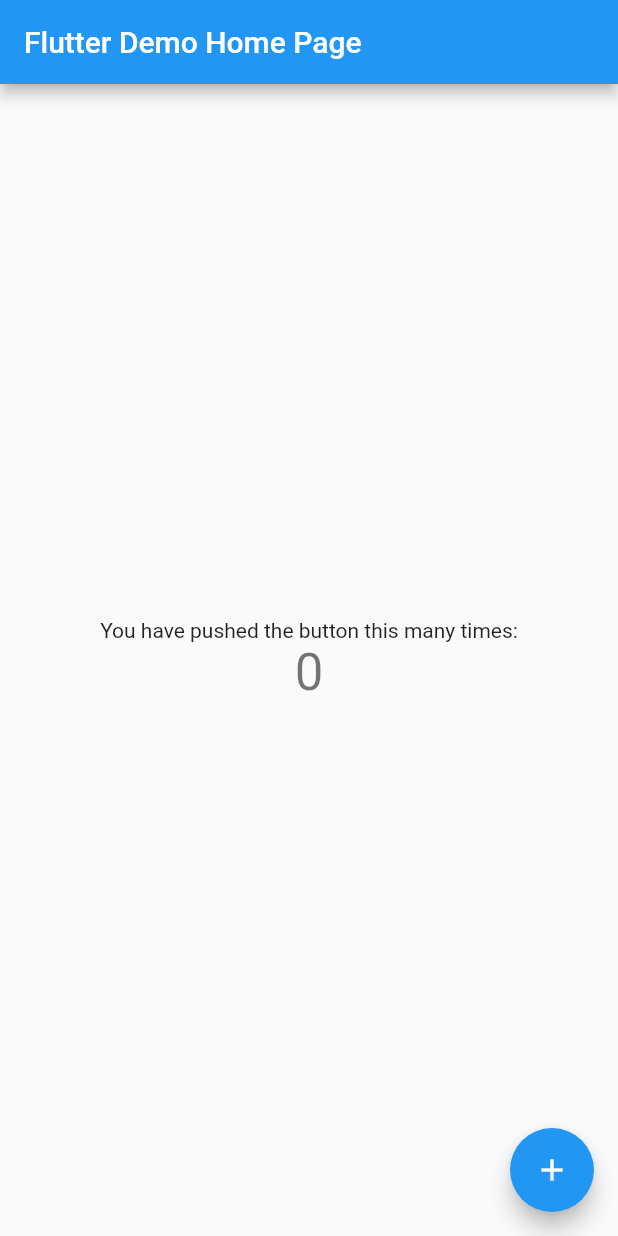
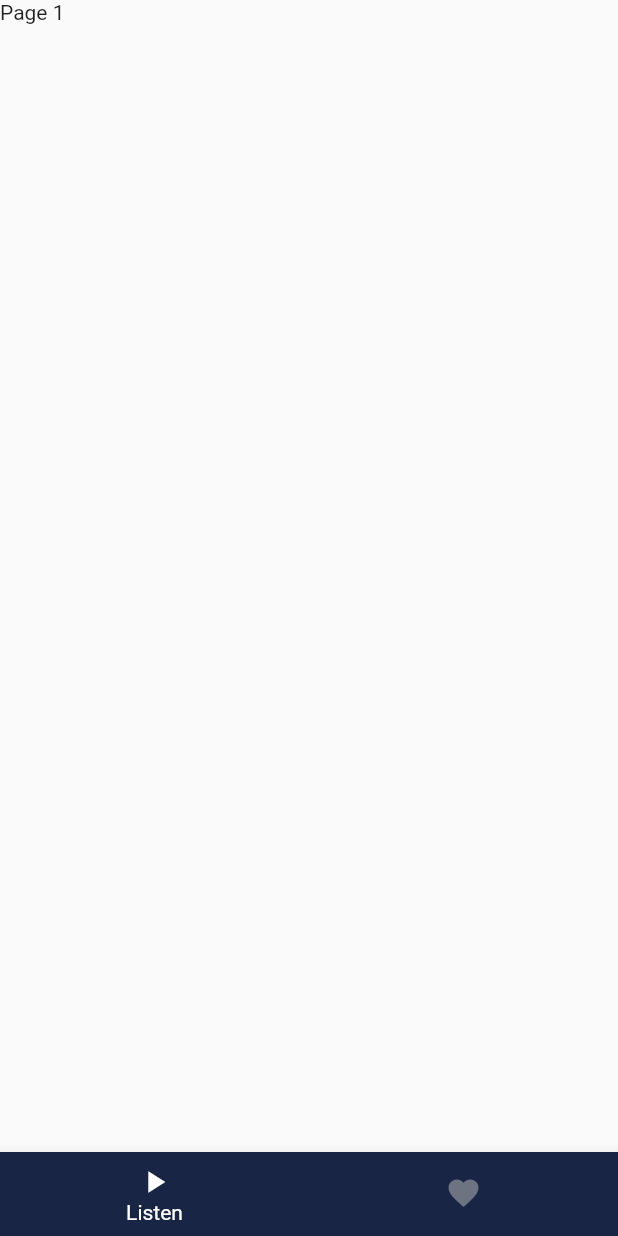
Before and after one commit to darren-cal/flutter_streaming_radio, a Flutter app: the screen it shows after launch, on a phone screen of 412 x 824 dp. Run offline on Flutter 3.47's test engine with Material 2 defaults, Android fonts, the phone set to English and light mode, and no system bars; Roboto replaces fonts that are missing (Montserrat).

Commit message:
Created home page and added bottom navigation

```diff
--- a/lib/main.dart
+++ b/lib/main.dart
@@ -1,117 +1,23 @@
 import 'package:flutter/material.dart';
+import 'pages/home_page.dart';
 
 void main() {
-  runApp(MyApp());
+  runApp(App());
 }
 
-class MyApp extends StatelessWidget {
-  // This widget is the root of your application.
+class App extends StatefulWidget {
+  @override
+  _AppState createState() => _AppState();
+}
+
+class _AppState extends State<App> {
   @override
   Widget build(BuildContext context) {
     return MaterialApp(
-      title: 'Flutter Demo',
-      theme: ThemeData(
-        // This is the theme of your application.
-        //
-        // Try running your application with "flutter run". You'll see the
-        // application has a blue toolbar. Then, without quitting the app, try
-        // changing the primarySwatch below to Colors.green and then invoke
-        // "hot reload" (press "r" in the console where you ran "flutter run",
-        // or simply save your changes to "hot reload" in a Flutter IDE).
-        // Notice that the counter didn't reset back to zero; the application
-        // is not restarted.
-        primarySwatch: Colors.blue,
-        // This makes the visual density adapt to the platform that you run
-        // the app on. For desktop platforms, the controls will be smaller and
-        // closer together (more dense) than on mobile platforms.
-        visualDensity: VisualDensity.adaptivePlatformDensity,
-      ),
-      home: MyHomePage(title: 'Flutter Demo Home Page'),
+      title: '',
+      debugShowCheckedModeBanner: false,
+      theme: ThemeData(fontFamily: 'Montserrat'),
+      home: HomePage(),
     );
   }
 }
-
-class MyHomePage extends StatefulWidget {
-  MyHomePage({Key key, this.title}) : super(key: key);
-
-  // This widget is the home page of your application. It is stateful, meaning
-  // that it has a State object (defined below) that contains fields that affect
-  // how it looks.
-
-  // This class is the configuration for the state. It holds the values (in this
-  // case the title) provided by the parent (in this case the App widget) and
-  // used by the build method of the State. Fields in a Widget subclass are
-  // always marked "final".
-
-  final String title;
-
-  @override
-  _MyHomePageState createState() => _MyHomePageState();
-}
-
-class _MyHomePageState extends State<MyHomePage> {
-  int _counter = 0;
-
-  void _incrementCounter() {
-    setState(() {
-      // This call to setState tells the Flutter framework that something has
-      // changed in this State, which causes it to rerun the build method below
-      // so that the display can reflect the updated values. If we changed
-      // _counter without calling setState(), then the build method would not be
-      // called again, and so nothing would appear to happen.
-      _counter++;
-    });
-  }
-
-  @override
-  Widget build(BuildContext context) {
-    // This method is rerun every time setState is called, for instance as done
-    // by the _incrementCounter method above.
-    //
-    // The Flutter framework has been optimized to make rerunning build methods
-    // fast, so that you can just rebuild anything that needs updating rather
-    // than having to individually change instances of widgets.
-    return Scaffold(
-      appBar: AppBar(
-        // Here we take the value from the MyHomePage object that was created by
-        // the App.build method, and use it to set our appbar title.
-        title: Text(widget.title),
-      ),
-      body: Center(
-        // Center is a layout widget. It takes a single child and positions it
-        // in the middle of the parent.
-        child: Column(
-          // Column is also a layout widget. It takes a list of children and
-          // arranges them vertically. By default, it sizes itself to fit its
-          // children horizontally, and tries to be as tall as its parent.
-          //
-          // Invoke "debug painting" (press "p" in the console, choose the
-          // "Toggle Debug Paint" action from the Flutter Inspector in Android
-          // Studio, or the "Toggle Debug Paint" command in Visual Studio Code)
-          // to see the wireframe for each widget.
-          //
-          // Column has various properties to control how it sizes itself and
-          // how it positions its children. Here we use mainAxisAlignment to
-          // center the children vertically; the main axis here is the vertical
-          // axis because Columns are vertical (the cross axis would be
-          // horizontal).
-          mainAxisAlignment: MainAxisAlignment.center,
-          children: <Widget>[
-            Text(
-              'You have pushed the button this many times:',
-            ),
-            Text(
-              '$_counter',
-              style: Theme.of(context).textTheme.headline4,
-            ),
-          ],
-        ),
-      ),
-      floatingActionButton: FloatingActionButton(
-        onPressed: _incrementCounter,
-        tooltip: 'Increment',
-        child: Icon(Icons.add),
-      ), // This trailing comma makes auto-formatting nicer for build methods.
-    );
-  }
-}
--- /dev/null
+++ b/lib/pages/home_page.dart
@@ -0,0 +1,55 @@
+import 'package:flutter/material.dart';
+import '../utils/hex_color.dart';
+
+class HomePage extends StatefulWidget {
+  @override
+  _HomePageState createState() => _HomePageState();
+}
+
+class _HomePageState extends State<HomePage> {
+  int _currentIndex = 0;
+  final List<Widget> _children = [
+    Text('Page 1'),
+    Text('Page 2')
+  ];
+
+  @override
+  Widget build(BuildContext context) {
+    return SafeArea(
+      child: Scaffold(
+        body: _children[_currentIndex],
+        bottomNavigationBar: _bottomNavBar(),
+      ),
+    );
+  }
+
+  _bottomNavBar() {
+    return BottomNavigationBar(
+      backgroundColor: HexColor("#182545"),
+      type: BottomNavigationBarType.fixed,
+      selectedItemColor: HexColor("#ffffff"),
+      showUnselectedLabels: false,
+      currentIndex: _currentIndex,
+      items: [
+        _bottomNavItem(Icons.play_arrow, "Listen"),
+        _bottomNavItem(Icons.favorite, "Favorite"),
+      ],
+      onTap: onBottomNavTapped,
+    );
+  }
+
+  _bottomNavItem(IconData icon, String label) {
+    return BottomNavigationBarItem(
+      icon: Icon(icon, color: HexColor("#6d7381")),
+      activeIcon: Icon(icon, color: HexColor("#ffffff")),
+      label: label
+    );
+  }
+
+  void onBottomNavTapped(int index) {
+    if(!mounted) return;
+    setState(() {
+      _currentIndex = index;
+    });
+  }
+}
--- /dev/null
+++ b/lib/utils/hex_color.dart
@@ -0,0 +1,18 @@
+import 'dart:ui';
+
+class HexColor extends Color {
+  HexColor(final String hexString) : super(_parseColor(hexString));
+
+  static int _parseColor(String hexString) {
+    try {
+      hexString = hexString.toUpperCase().replaceAll("#", "");
+      if(hexString.length == 6) {
+        hexString = "FF" + hexString;
+      }
+
+      return int.parse(hexString, radix: 16);
+    } on Exception catch (e) {
+      return 0xFFFFFFFF;
+    }
+  }
+}
```
Also changed, not shown: 2 other files.
